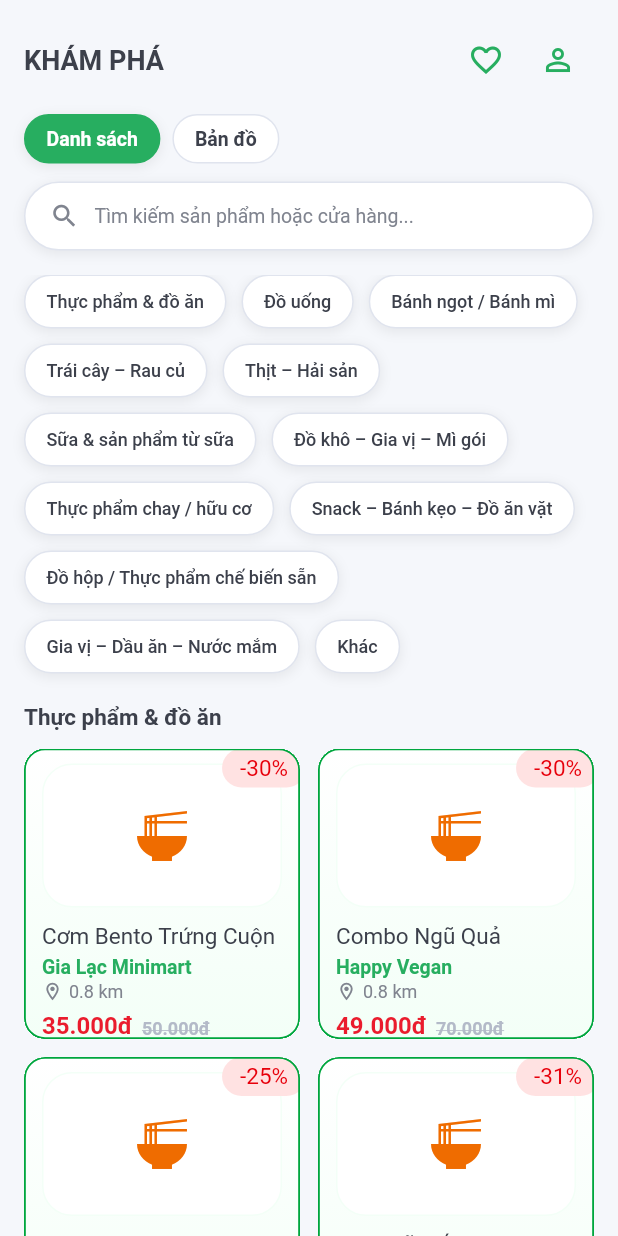
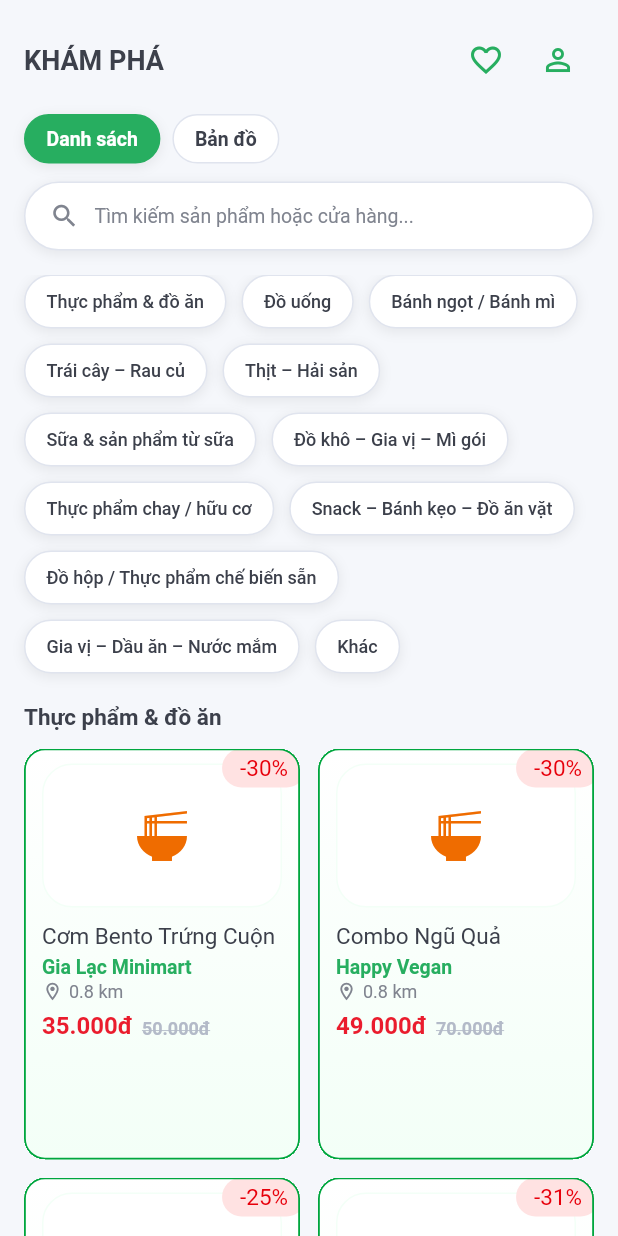
Before and after one commit to thinh55-hub/frontend_smartket, a Flutter app: the ExploreScreen screen opened directly, on a phone screen of 412 x 824 dp. Run offline on Flutter 3.47's test engine with Material 3 defaults, Android fonts, the phone set to English and light mode, and no system bars; our stand-ins replace flutter_svg, google_fonts, shared_preferences; accounts and stored records are empty; network calls fail.

Commit message:
fix: align explore grid with home ProductCard using provider data

```diff
--- a/lib/screens/explore_screen.dart
+++ b/lib/screens/explore_screen.dart
@@ -1,8 +1,11 @@
 import 'package:flutter/material.dart';
 import 'package:google_fonts/google_fonts.dart';
+import 'package:provider/provider.dart';
+
 import '../theme/app_theme.dart';
 import '../components/product_card.dart';
 import '../core/models/product.dart';
+import '../core/state/product_provider.dart';
 
 class ExploreScreen extends StatelessWidget {
   const ExploreScreen({super.key});
@@ -104,21 +107,26 @@ class ExploreContent extends StatelessWidget {
                   style: GoogleFonts.lexendDeca(fontSize: 15, fontWeight: FontWeight.w700, color: AppColors.textPrimary),
                 ),
                 const SizedBox(height: 12),
-                GridView.builder(
+                Consumer<ProductProvider>(
+                  builder: (context, provider, _) {
+                    final data = provider.products.isNotEmpty ? provider.products : _fallbackProducts;
+                    if (data.isEmpty) {
+                      return const Center(child: Text('Chưa có sản phẩm'));
+                    }
+                    return GridView.builder(
                       shrinkWrap: true,
                       physics: const NeverScrollableScrollPhysics(),
-                  gridDelegate: const SliverGridDelegateWithFixedCrossAxisCount(
-                    crossAxisCount: 2,
+                      gridDelegate: const SliverGridDelegateWithMaxCrossAxisExtent(
+                        maxCrossAxisExtent: 180,
                         mainAxisSpacing: 12,
                         crossAxisSpacing: 12,
-                    childAspectRatio: 0.95,
+                        childAspectRatio: 160 / 238.281,
                       ),
-                  itemCount: _exploreProducts.length,
+                      itemCount: data.length,
                       itemBuilder: (context, index) {
-                    final item = _exploreProducts[index];
-                    return ProductCard(
-                      product: item.product,
-                      onTap: () {},
+                        final product = data[index];
+                        return ProductCard(product: product, onTap: () {});
+                      },
                     );
                   },
                 ),
@@ -183,12 +191,6 @@ class _ExploreCategoryChip extends StatelessWidget {
   }
 }
 
-class _ExploreProduct {
-  final Product product;
-
-  const _ExploreProduct({required this.product});
-}
-
 const List<String> _exploreCategories = [
   'Thực phẩm & đồ ăn',
   'Đồ uống',
@@ -204,9 +206,8 @@ const List<String> _exploreCategories = [
   'Khác',
 ];
 
-final List<_ExploreProduct> _exploreProducts = [
-  _ExploreProduct(
-    product: Product(
+final List<Product> _fallbackProducts = [
+  Product(
     id: 'exp-1',
     name: 'Cơm Bento Trứng Cuộn',
     merchantName: 'Gia Lạc Minimart',
@@ -214,9 +215,7 @@ final List<_ExploreProduct> _exploreProducts = [
     oldPrice: 50000.0,
     discount: 30,
   ),
-  ),
-  _ExploreProduct(
-    product: Product(
+  Product(
     id: 'exp-2',
     name: 'Combo Ngũ Quả',
     merchantName: 'Happy Vegan',
@@ -224,9 +223,7 @@ final List<_ExploreProduct> _exploreProducts = [
     oldPrice: 70000.0,
     discount: 25,
   ),
-  ),
-  _ExploreProduct(
-    product: Product(
+  Product(
     id: 'exp-3',
     name: 'Smoothie Mix Pack',
     merchantName: 'Freshie Bar',
@@ -234,9 +231,7 @@ final List<_ExploreProduct> _exploreProducts = [
     oldPrice: 60000.0,
     discount: 20,
   ),
-  ),
-  _ExploreProduct(
-    product: Product(
+  Product(
     id: 'exp-4',
     name: 'Set Ngũ Cốc Healthy',
     merchantName: 'Nutri Corner',
@@ -244,5 +239,4 @@ final List<_ExploreProduct> _exploreProducts = [
     oldPrice: 80000.0,
     discount: 30,
   ),
-  ),
 ];
```
Lines whose indentation alone changed are shown as unchanged.
